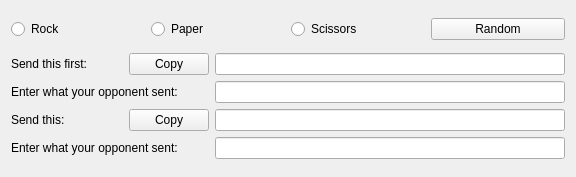
The window that ui/mainwindow.ui (bit-fag/rpsqt) describes before a commit, drawn with Qt 5.
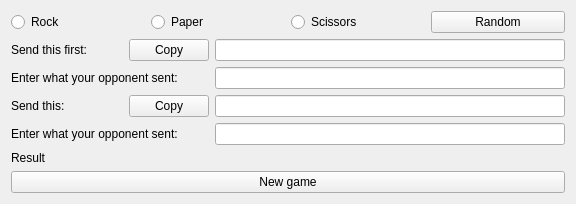
The same window after the commit. Icons and pictures are not drawn.

Commit message: Implement game

Diff of the .ui file:
```diff
--- a/ui/mainwindow.ui
+++ b/ui/mainwindow.ui
@@ -24,7 +24,7 @@
     <normaloff>:/img/icon_scissors.png</normaloff>:/img/icon_scissors.png</iconset>
   </property>
   <widget class="QWidget" name="centralWidget">
-   <layout class="QVBoxLayout" name="verticalLayout" stretch="0,1">
+   <layout class="QVBoxLayout" name="verticalLayout" stretch="0,1,0,0">
     <item>
      <layout class="QHBoxLayout" name="horizontalLayout">
       <item>
@@ -184,6 +184,20 @@
       </item>
      </layout>
     </item>
+    <item>
+     <widget class="QLabel" name="resultLabel">
+      <property name="text">
+       <string>Result</string>
+      </property>
+     </widget>
+    </item>
+    <item>
+     <widget class="QPushButton" name="newGameButton">
+      <property name="text">
+       <string>New game</string>
+      </property>
+     </widget>
+    </item>
    </layout>
   </widget>
  </widget>
```
Left out of the diff: 6 changed lines with no effect on the pictures. The commit also changes 2 other files.
